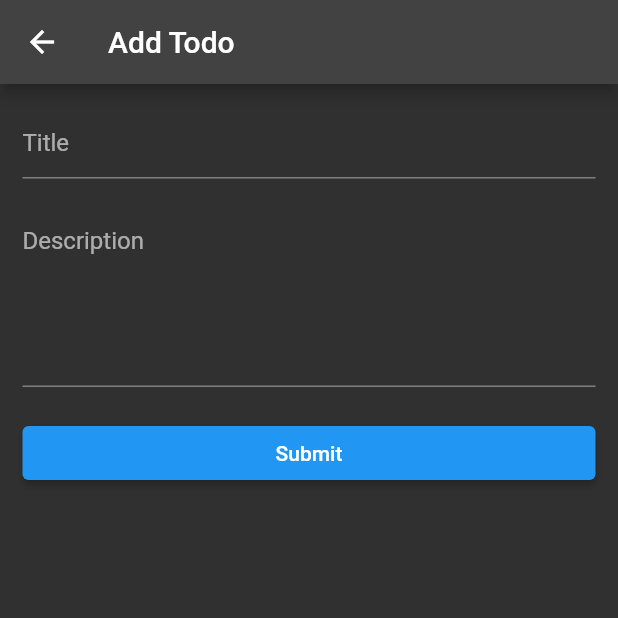
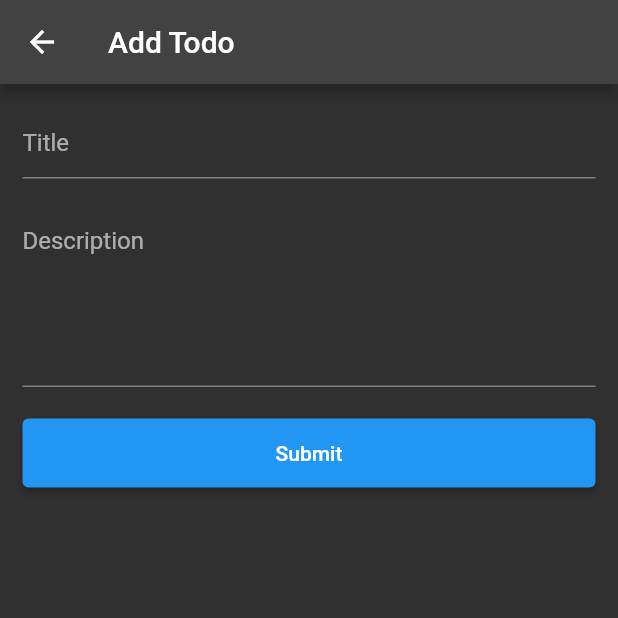
Before and after one commit to asadsanto10/flutter-todo-app, a Flutter app: the AddTodo screen opened by its route, on a phone screen of 412 x 824 dp, the top half of it. Run offline on Flutter 3.47's test engine with Material 2 defaults, Android fonts, the phone set to English and light mode, and no system bars; network calls fail.

Commit message:
update todo

```diff
--- a/lib/main.dart
+++ b/lib/main.dart
@@ -20,9 +20,7 @@ class MyApp extends StatelessWidget {
       initialRoute: '/',
       routes: {
         MainRoute.listTodo: (contex) => const TodoList(),
-        MainRoute.addTodo: (contex) => const AddTodo(
-              todo: {},
-            ),
+        MainRoute.addTodo: (contex) => const AddTodo(),
         // MainRoute.loginRoute: (contex) => const LoginPage(),
         // MainRoute.layoutRoute: (contex) => const Layout(),
       },
--- a/lib/pages/todos/add_todo.dart
+++ b/lib/pages/todos/add_todo.dart
@@ -4,7 +4,8 @@ import 'package:flutter/material.dart';
 import 'package:http/http.dart' as http;
 
 class AddTodo extends StatefulWidget {
-  const AddTodo({super.key, required Map todo});
+  final Map? todo;
+  const AddTodo({super.key, this.todo});
 
   @override
   State<AddTodo> createState() => _AddTodoState();
@@ -14,11 +15,25 @@ class _AddTodoState extends State<AddTodo> {
   TextEditingController titileController = TextEditingController();
   TextEditingController descriptionController = TextEditingController();
 
+  bool isEdit = false;
+  @override
+  void initState() {
+    super.initState();
+    final todo = widget.todo;
+    if (todo != null) {
+      isEdit = true;
+      final title = todo['title'];
+      final description = todo['description'];
+      titileController.text = title;
+      descriptionController.text = description;
+    }
+  }
+
   @override
   Widget build(BuildContext context) {
     return Scaffold(
       appBar: AppBar(
-        title: const Text('Add Todo'),
+        title: Text(isEdit ? 'Edit Todo' : 'Add Todo'),
       ),
       body: ListView(
         padding: const EdgeInsets.all(15),
@@ -39,7 +54,11 @@ class _AddTodoState extends State<AddTodo> {
             keyboardType: TextInputType.multiline,
           ),
           const SizedBox(height: 20),
-          ElevatedButton(onPressed: submitTodoData, child: const Text('Submit'))
+          ElevatedButton(
+              onPressed: isEdit ? updateTodoData : submitTodoData,
+              child: Padding(
+                  padding: EdgeInsets.all(15),
+                  child: Text(isEdit ? 'Update' : 'Submit')))
         ],
       ),
     );
@@ -72,6 +91,37 @@ class _AddTodoState extends State<AddTodo> {
     }
   }
 
+  Future<void> updateTodoData() async {
+    final todo = widget.todo;
+    if (todo == null) {
+      print('you must provide a todo');
+      return;
+    }
+    final todoId = todo['_id'];
+    final text = titileController.text;
+    final description = descriptionController.text;
+    final body = {
+      "title": text,
+      "description": description,
+      "is_completed": false
+    };
+    final url = 'http://api.nstack.in/v1/todos/$todoId';
+    final uri = Uri.parse(url);
+
+    final respose = await http.put(
+      uri,
+      body: jsonEncode(body),
+      headers: {'Content-Type': 'application/json'},
+    );
+    // print(respose.statusCode);
+    // print(respose.body);
+    if (respose.statusCode == 200) {
+      showSuccess('Todo Update successfully');
+    } else {
+      errorMessage('Todo Update failed');
+    }
+  }
+
   void showSuccess(String message) {
     final snackBar = SnackBar(content: Text(message));
     ScaffoldMessenger.of(context).showSnackBar(snackBar);
```
Also changed, not shown: lib/pages/todos/todo_list.dart (+6 -2 lines).
